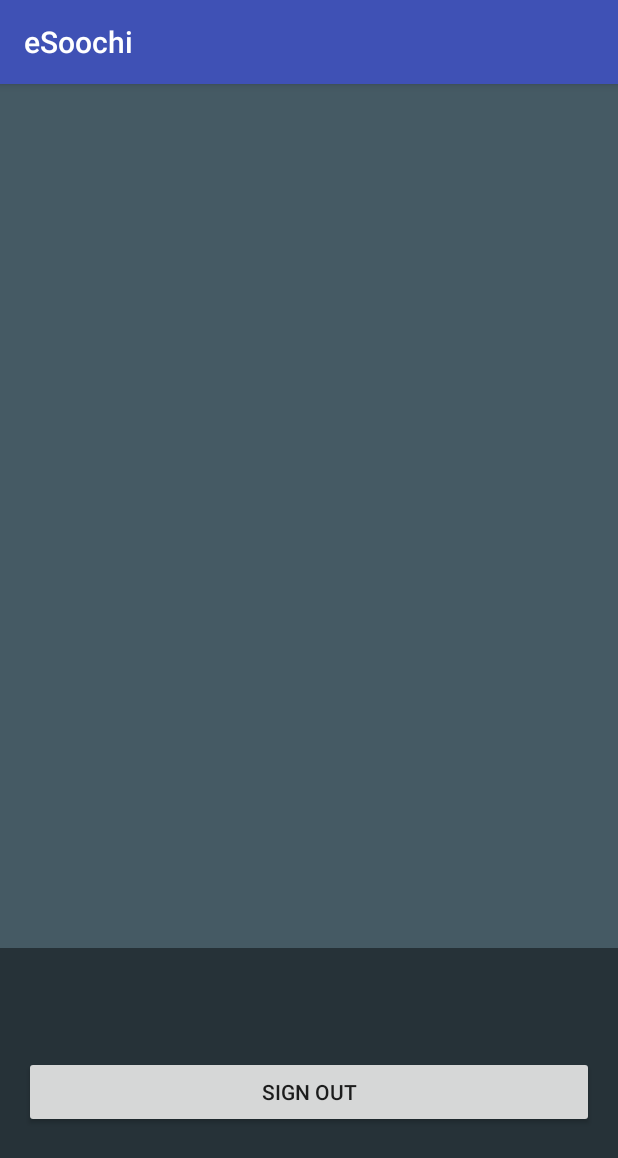
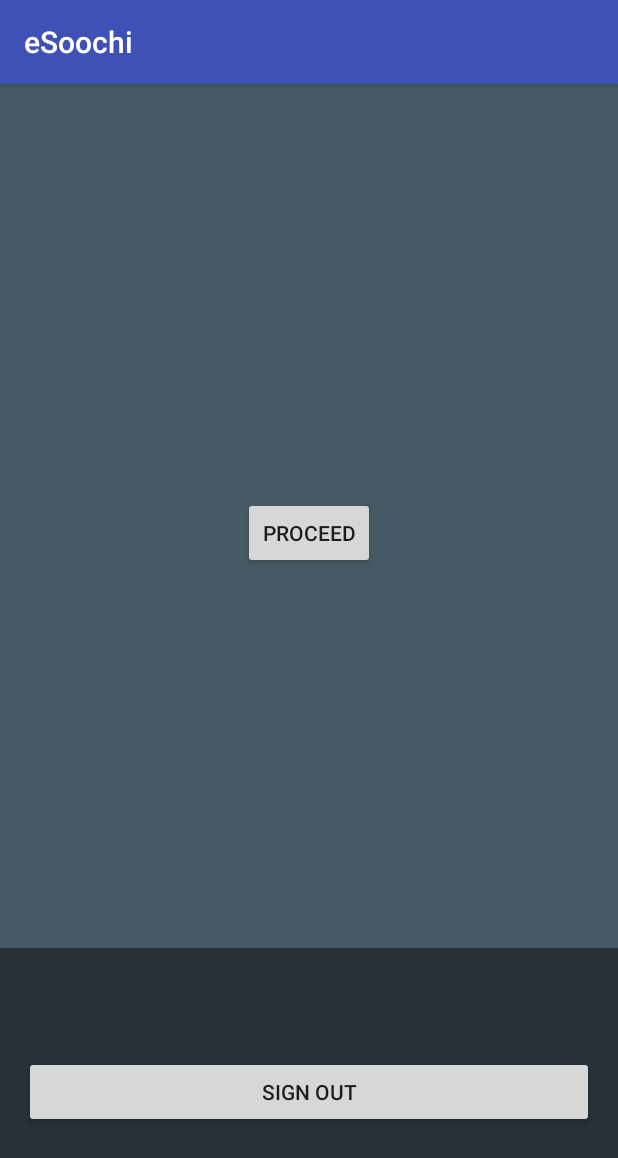
Before and after one commit to gouravshenoy/eSoochi, an Android app: the UserDetailsActivity screen opened directly, with no data from a screen before it, on a phone screen of 412 x 824 dp. Shown: the top 1158 px of the screen. Run offline under Robolectric (Android 15) with nearby library versions, the phone set to English and light mode, and no system bars; our stand-ins replace Picasso; pictures from the network do not load; 11 statements that could not run were skipped.

```diff
--- a/eSoochi-android/app/src/main/java/edu/iu/mobiperv/android/esoochi/UserDetailsActivity.java
+++ b/eSoochi-android/app/src/main/java/edu/iu/mobiperv/android/esoochi/UserDetailsActivity.java
@@ -1,7 +1,7 @@
 package edu.iu.mobiperv.android.esoochi;
 
 import android.content.Intent;
-import android.net.Uri;
+import android.os.AsyncTask;
 import android.support.annotation.NonNull;
 import android.support.v7.app.AppCompatActivity;
 import android.os.Bundle;
@@ -19,8 +19,20 @@ import com.google.android.gms.common.api.ResultCallback;
 import com.google.android.gms.common.api.Status;
 import com.squareup.picasso.Picasso;
 
-import edu.iu.mobiperv.android.esoochi.edu.iu.mobiperv.android.esoochi.util.GoogleAuthClient;
+import org.json.JSONException;
+import org.json.JSONObject;
+
+import java.io.BufferedReader;
+import java.io.InputStreamReader;
+import java.net.HttpURLConnection;
+import java.net.URL;
+
 import edu.iu.mobiperv.android.esoochi.edu.iu.mobiperv.android.esoochi.util.SignedInUser;
+import okhttp3.MediaType;
+import okhttp3.OkHttpClient;
+import okhttp3.Request;
+import okhttp3.RequestBody;
+import okhttp3.Response;
 
 public class UserDetailsActivity extends AppCompatActivity implements
         GoogleApiClient.OnConnectionFailedListener,
@@ -51,6 +63,7 @@ public class UserDetailsActivity extends AppCompatActivity implements
 
         // button listeners
         findViewById(R.id.sign_out_button).setOnClickListener(this);
+        findViewById(R.id.proceed_btn).setOnClickListener(this);
 
         // [START configure_signin]
         // Configure sign-in to request the user's ID, email address, and basic
@@ -82,6 +95,23 @@ public class UserDetailsActivity extends AppCompatActivity implements
         mDispNameTxtView.setText(mGoogleAccount.getDisplayName());
         mUserIdTxtView.setText(mGoogleAccount.getId());
         mEmailTxtView.setText(mGoogleAccount.getEmail());
+
+        JSONObject data = new JSONObject();
+        JSONObject request = new JSONObject();
+
+        try {
+            data.put("googleId", mGoogleAccount.getId());
+            data.put("photoUrl", mGoogleAccount.getPhotoUrl());
+            data.put("emailAddress", mGoogleAccount.getEmail());
+            data.put("fullName", mGoogleAccount.getDisplayName());
+            request.put("user", data);
+        } catch (JSONException e) {
+            Log.e("ERROR", e.getMessage(), e);
+        }
+
+        Log.d(TAG, "Sending JSON data for Create User: " + request.toString());
+
+        new CreateUserTask().execute(request.toString());
     }
 
     // [START signOut]
@@ -108,11 +138,22 @@ public class UserDetailsActivity extends AppCompatActivity implements
     }
     // [END signOut]
 
+    // [START proceed]
+    private void proceed() {
+        Log.d(TAG, "Starting List Activity");
+        Intent i = new Intent(getApplicationContext(), ListActivity.class);
+        startActivity(i);
+    }
+    // [END proceed]
+
     @Override
     public void onClick(View v) {
         switch (v.getId()) {
             case R.id.sign_out_button:
                 signOut();
+                break;
+            case R.id.proceed_btn:
+                proceed();
                 break;
         }
     }
@@ -123,4 +164,40 @@ public class UserDetailsActivity extends AppCompatActivity implements
         // be available.
         Log.d(TAG, "onConnectionFailed:" + connectionResult);
     }
+
+    private class CreateUserTask extends AsyncTask<String, String, String> {
+        @Override
+        protected String doInBackground(String... data) {
+            try {
+                MediaType JSON = MediaType.parse("application/json; charset=utf-8");
+                OkHttpClient client = new OkHttpClient();
+                RequestBody body = RequestBody.create(JSON, data[0]);
+
+                Request request = new Request.Builder()
+                        .url("http://54.85.51.216:8085/esoochi/rest/user")
+                        .post(body)
+                        .build();
+
+                Response response = client.newCall(request).execute();
+                return response.body().string();
             }
+            catch(Exception e) {
+                Log.e("ERROR", e.getMessage(), e);
+                return null;
+            }
+        }
+
+        @Override
+        protected void onPostExecute(String json) {
+            findViewById(R.id.proceed_btn).setVisibility(View.VISIBLE);
+            try {
+                JSONObject jsonObj = new JSONObject(json);
+                SignedInUser.setUserId(jsonObj.getJSONObject("user").getString("id"));
+                Log.d(TAG, "UserID: " + SignedInUser.getUserId());
+            } catch (JSONException e) {
+                Log.e("ERROR", e.getMessage(), e);
+            }
+        }
+    }
+
+}
--- a/eSoochi-android/app/src/main/java/edu/iu/mobiperv/android/esoochi/edu/iu/mobiperv/android/esoochi/util/SignedInUser.java
+++ b/eSoochi-android/app/src/main/java/edu/iu/mobiperv/android/esoochi/edu/iu/mobiperv/android/esoochi/util/SignedInUser.java
@@ -8,6 +8,8 @@ import com.google.android.gms.auth.api.signin.GoogleSignInAccount;
 public class SignedInUser {
 
     private static GoogleSignInAccount mGoogleAccount;
+
+    private static String userId;
 
     private static SignedInUser instance = null;
 
@@ -29,6 +31,14 @@ public class SignedInUser {
         return instance;
     }
 
+    public static String getUserId() {
+        return userId;
+    }
+
+    public static void setUserId(String userId) {
+        SignedInUser.userId = userId;
+    }
+
     public GoogleSignInAccount getAccount() {
         return mGoogleAccount;
     }
--- a/eSoochi-android/app/src/main/res/layout/activity_user_details.xml
+++ b/eSoochi-android/app/src/main/res/layout/activity_user_details.xml
@@ -45,6 +45,12 @@
             android:textColor="@android:color/white"
             android:textSize="20sp" />
 
+        <Button
+            android:id="@+id/proceed_btn"
+            android:layout_width="wrap_content"
+            android:layout_height="wrap_content"
+            android:text="@string/proceed"
+            android:visibility="gone"/>
     </LinearLayout>
 
     <RelativeLayout
--- a/eSoochi-android/app/src/main/res/values/strings.xml
+++ b/eSoochi-android/app/src/main/res/values/strings.xml
@@ -23,6 +23,7 @@
     <string name="play_services_error_fmt">Google Play Services Error: %i</string>
 
     <!-- Button labels -->
+    <string name="proceed">Proceed</string>
     <string name="sign_out">Sign Out</string>
     <string name="disconnect">Disconnect</string>
     <string name="refresh_token">Get Fresh Token</string>
```
Also changed, not shown: eSoochi-android/app/build.gradle (+9 -0 lines), eSoochi-android/app/src/main/AndroidManifest.xml (+6 -4 lines), 2 other files. Lines whose indentation alone changed are shown as unchanged.
